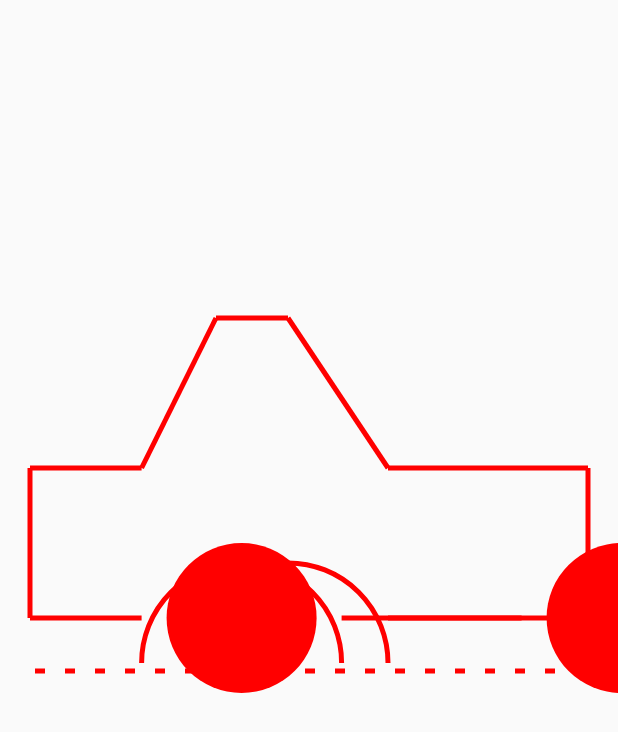
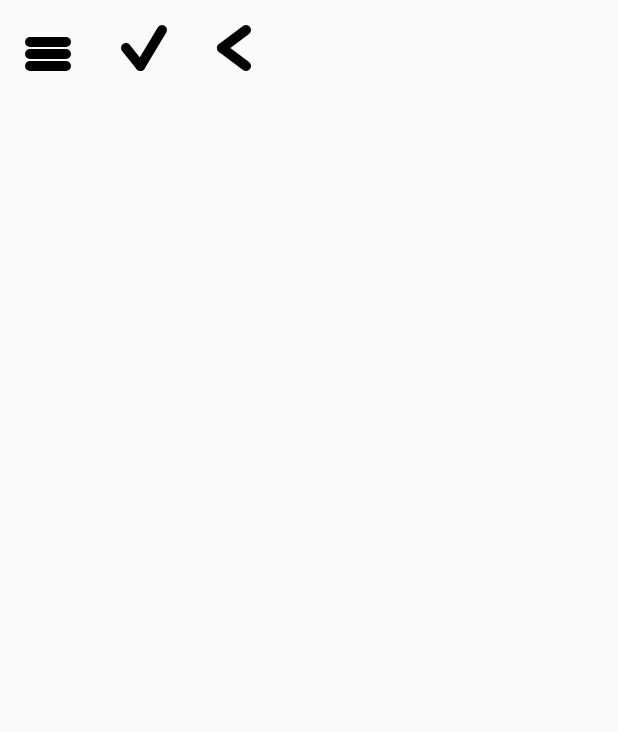
Before and after one commit to nameisjayant/composeCanvas, an Android app built with Jetpack Compose: the screen it shows after launch (MainActivity), on a phone screen of 412 x 824 dp. Shown: the top 732 px of the screen. Run offline under Robolectric (Android 15) with nearby library versions, the phone set to English and light mode, and no system bars.

Commit message:
icons made with compose canvas

```diff
--- a/app/src/main/java/com/nameisjayant/canvascompose/MainActivity.kt
+++ b/app/src/main/java/com/nameisjayant/canvascompose/MainActivity.kt
@@ -17,7 +17,7 @@ class MainActivity : ComponentActivity() {
         super.onCreate(savedInstanceState)
         setContent {
             CanvasComposeTheme {
-                CarCanvas()
+                DrawIconWithCanvas()
             }
         }
     }
--- /dev/null
+++ b/app/src/main/java/com/nameisjayant/canvascompose/canvas_icons.kt
@@ -0,0 +1,116 @@
+package com.nameisjayant.canvascompose
+
+
+import androidx.compose.foundation.Canvas
+import androidx.compose.foundation.layout.ExperimentalLayoutApi
+import androidx.compose.foundation.layout.FlowRow
+import androidx.compose.foundation.layout.fillMaxSize
+import androidx.compose.foundation.layout.padding
+import androidx.compose.foundation.layout.size
+import androidx.compose.runtime.Composable
+import androidx.compose.ui.Modifier
+import androidx.compose.ui.geometry.Offset
+import androidx.compose.ui.graphics.Color
+import androidx.compose.ui.graphics.StrokeCap
+import androidx.compose.ui.graphics.drawscope.DrawScope
+import androidx.compose.ui.unit.dp
+
+@OptIn(ExperimentalLayoutApi::class)
+@Composable
+fun DrawIconWithCanvas() {
+
+    FlowRow(
+        modifier = Modifier.fillMaxSize()
+    ) {
+        MenuIcon()
+        CheckIcon()
+        KeyboardBackArrow()
+    }
+
+}
+
+@Composable
+fun KeyboardBackArrow(
+    modifier: Modifier = Modifier
+) {
+    Canvas(
+        modifier = modifier
+            .padding(20.dp)
+            .size(24.dp)
+    ) {
+        val height = size.height
+        val width = size.width
+        createLine(
+            start = Offset(0f, height / 2),
+            end = Offset(width / 1.5f, 0f)
+        )
+        createLine(
+            start = Offset(0f, height / 2),
+            end = Offset(width / 1.5f, height)
+        )
+    }
+}
+
+@Composable
+fun CheckIcon(
+    modifier: Modifier = Modifier
+) {
+    Canvas(
+        modifier = modifier
+            .padding(20.dp)
+            .size(24.dp)
+    ) {
+        val height = size.height
+        val width = size.width
+        createLine(
+            start = Offset(0f, height / 2),
+            end = Offset(width / 2.5f, height)
+        )
+        createLine(
+            start = Offset(width / 2.5f, height),
+            end = Offset(width, 0f)
+        )
+    }
+}
+
+@Composable
+fun MenuIcon(
+    modifier: Modifier = Modifier
+) {
+
+    Canvas(
+        modifier = modifier
+            .padding(20.dp)
+            .size(24.dp)
+    ) {
+        val width = size.width
+        val height = size.height
+        createLine(
+            start = Offset(0f, height / 3),
+            end = Offset(width, height / 3),
+        )
+        createLine(
+            start = Offset(0f, height / 1.5f),
+            end = Offset(width, height / 1.5f)
+        )
+        createLine(
+            start = Offset(0f, height),
+            end = Offset(width, height)
+        )
+    }
+}
+
+fun DrawScope.createLine(
+    start: Offset,
+    end: Offset,
+    color: Color = Color.Black,
+    cap: StrokeCap = StrokeCap.Round
+) {
+    drawLine(
+        color = color,
+        start = start,
+        end = end,
+        strokeWidth = 10f,
+        cap = cap
+    )
+}
```
